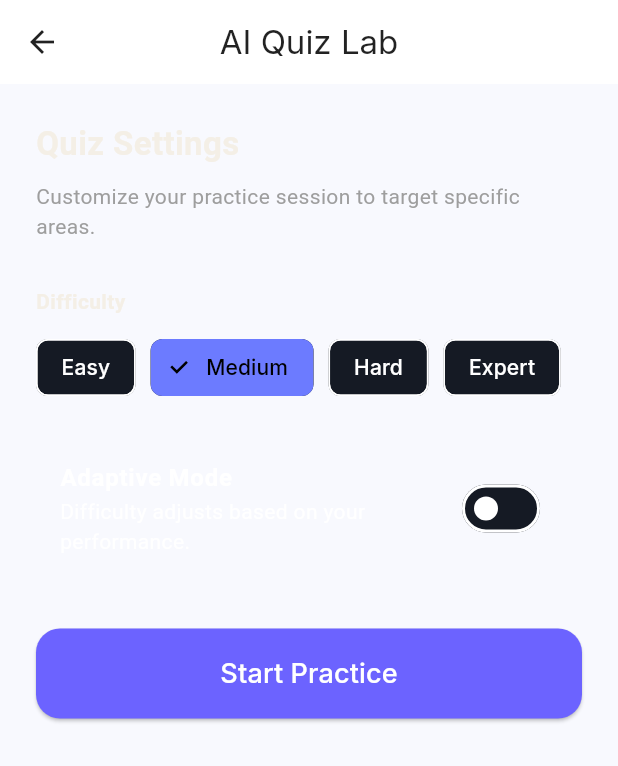
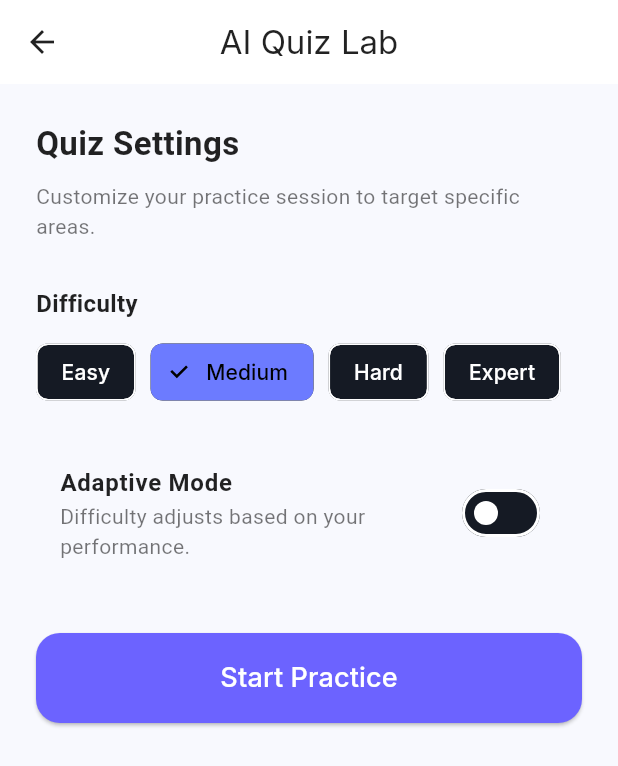
Before and after one commit to richardfacman/Ai-LearnMate, a Flutter app: the QuizScreen screen opened directly, on a phone screen of 412 x 824 dp. Shown: the top 766 px of the screen. Run offline on Flutter 3.47's test engine with Material 3 defaults, Android fonts, the phone set to English and light mode, and no system bars; our stand-ins replace cloud_firestore, file_picker, firebase_auth, firebase_core, fl_chart, flutter_dotenv and 7 more; missing offline and left inert: google_mlkit_text_recognition; accounts and stored records are empty; network calls fail.

Commit message:
Fix text contrast in Quiz Lab and activate Pomodoro and Focus Mode tool chips

```diff
--- a/lib/screens/dashboard/home_screen.dart
+++ b/lib/screens/dashboard/home_screen.dart
@@ -373,8 +373,8 @@ class _HomeDashboardState extends State<HomeDashboard> {
         children: [
           _toolChip(Icons.help_outline, "Quick quiz", () => Navigator.push(context, MaterialPageRoute(builder: (_) => const QuizScreen(summarizedText: "General knowledge study test")))),
           _toolChip(Icons.style_outlined, "Flashcards", () => Navigator.push(context, MaterialPageRoute(builder: (_) => const FlashcardScreen()))),
-          _toolChip(Icons.timer_outlined, "Pomodoro", () => {}),
-          _toolChip(Icons.center_focus_strong, "Focus mode", () => {}),
+          _toolChip(Icons.timer_outlined, "Pomodoro", () => Navigator.push(context, MaterialPageRoute(builder: (_) => const TimerScreen()))),
+          _toolChip(Icons.center_focus_strong, "Focus mode", () => Navigator.push(context, MaterialPageRoute(builder: (_) => const TimerScreen()))),
         ],
       ),
     );
--- a/lib/screens/dashboard/quiz_screen.dart
+++ b/lib/screens/dashboard/quiz_screen.dart
@@ -38,7 +38,7 @@ class _QuizScreenState extends State<QuizScreen> {
                 children: [
                   CircularProgressIndicator(color: Color(0xFF6C63FF)),
                   SizedBox(height: 20),
-                  Text("Generating personalized quiz..."),
+                  Text("Generating personalized quiz...", style: TextStyle(color: Colors.black87, fontSize: 16)),
                 ],
               ),
             )
@@ -58,15 +58,15 @@ class _QuizScreenState extends State<QuizScreen> {
         children: [
           const Text(
             "Quiz Settings",
-            style: TextStyle(fontSize: 22, fontWeight: FontWeight.bold),
+            style: TextStyle(fontSize: 22, fontWeight: FontWeight.bold, color: Colors.black87),
           ),
           const SizedBox(height: 10),
           const Text(
             "Customize your practice session to target specific areas.",
-            style: TextStyle(color: Colors.grey),
+            style: TextStyle(color: Colors.black54, fontSize: 14),
           ),
           const SizedBox(height: 30),
-          const Text("Difficulty", style: TextStyle(fontWeight: FontWeight.bold)),
+          const Text("Difficulty", style: TextStyle(fontWeight: FontWeight.bold, color: Colors.black87, fontSize: 16)),
           const SizedBox(height: 10),
           Wrap(
             spacing: 10,
@@ -80,8 +80,8 @@ class _QuizScreenState extends State<QuizScreen> {
           ),
           const SizedBox(height: 30),
           SwitchListTile(
-            title: const Text("Adaptive Mode", style: TextStyle(fontWeight: FontWeight.bold)),
-            subtitle: const Text("Difficulty adjusts based on your performance."),
+            title: const Text("Adaptive Mode", style: TextStyle(fontWeight: FontWeight.bold, color: Colors.black87)),
+            subtitle: const Text("Difficulty adjusts based on your performance.", style: TextStyle(color: Colors.black54)),
             value: _isAdaptive,
             onChanged: (val) => setState(() => _isAdaptive = val),
             activeColor: const Color(0xFF6C63FF),
@@ -129,7 +129,7 @@ class _QuizScreenState extends State<QuizScreen> {
           const SizedBox(height: 15),
           Text(
             q.question,
-            style: const TextStyle(fontSize: 20, fontWeight: FontWeight.w600),
+            style: const TextStyle(fontSize: 20, fontWeight: FontWeight.w600, color: Colors.black87),
           ),
           const SizedBox(height: 30),
           ...q.options.map((opt) {
@@ -150,7 +150,7 @@ class _QuizScreenState extends State<QuizScreen> {
                   side: const BorderSide(color: Colors.black12),
                   shape: RoundedRectangleBorder(borderRadius: BorderRadius.circular(16)),
                 ),
-                child: Text(opt),
+                child: Text(opt, style: const TextStyle(color: Colors.black87, fontSize: 16)),
               ),
             );
           }).toList(),
@@ -180,11 +180,11 @@ class _QuizScreenState extends State<QuizScreen> {
               ),
             ),
             const SizedBox(height: 30),
-            const Text("Quiz Finished!", style: TextStyle(fontSize: 24, fontWeight: FontWeight.bold)),
+            const Text("Quiz Finished!", style: TextStyle(fontSize: 24, fontWeight: FontWeight.bold, color: Colors.black87)),
             const SizedBox(height: 10),
             Text(
               "You scored ${provider.score} out of ${provider.questions.length}",
-              style: const TextStyle(fontSize: 18, color: Colors.grey),
+              style: const TextStyle(fontSize: 18, color: Colors.black54),
             ),
             const SizedBox(height: 40),
             ElevatedButton(
@@ -194,7 +194,7 @@ class _QuizScreenState extends State<QuizScreen> {
                 minimumSize: const Size(double.infinity, 55),
                 shape: RoundedRectangleBorder(borderRadius: BorderRadius.circular(15)),
               ),
-              child: const Text("Back to Dashboard", style: TextStyle(color: Colors.white)),
+              child: const Text("Back to Dashboard", style: TextStyle(color: Colors.white, fontSize: 16)),
             ),
             const SizedBox(height: 15),
             TextButton(
@@ -202,7 +202,7 @@ class _QuizScreenState extends State<QuizScreen> {
                 text: widget.summarizedText,
                 difficulty: _selectedDifficulty,
               ),
-              child: const Text("Retake Quiz"),
+              child: const Text("Retake Quiz", style: TextStyle(color: Color(0xFF6C63FF), fontSize: 16)),
             ),
           ],
         ),
```
